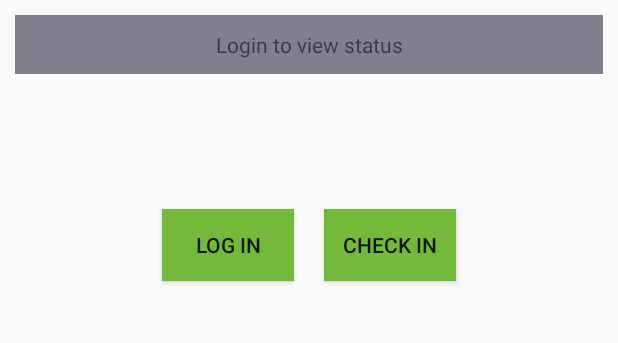
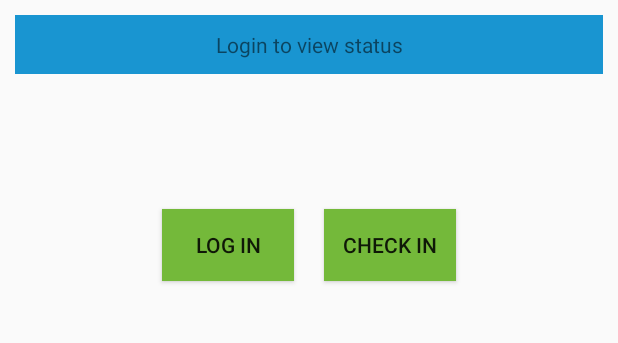
Before and after one commit to visaals/patientce, an Android app: the screen it shows after launch (MainActivity), on a phone screen of 412 x 824 dp, the part 143-486 px from its top. Run offline under Robolectric (Android 15) with nearby library versions, the phone set to English and light mode, and no system bars; our stand-ins replace Firebase (no records; nobody signed in at launch, a user with empty details on screens opened directly).

Commit message:
modified:   app/src/main/java/spalsa/patientcare/MainActivity.java 	modified:   app/src/main/res/menu/menu_main.xml

```diff
--- a/app/src/main/java/spalsa/patientcare/MainActivity.java
+++ b/app/src/main/java/spalsa/patientcare/MainActivity.java
@@ -45,6 +45,14 @@ public class MainActivity extends AppCompatActivity {
             }
         });
 
+        Button checkinButton = findViewById(R.id.login);
+        loginButton.setOnClickListener(new View.OnClickListener() {
+            @Override
+            public void onClick(View view) {
+                checkin();
+            }
+        });
+
         loggedIn = false;
         setText("");
         statusBar();
@@ -65,7 +73,7 @@ public class MainActivity extends AppCompatActivity {
         int id = item.getItemId();
 
         //noinspection SimplifiableIfStatement
-        if (id == R.id.action_settings) {
+        if (id == R.id.help) {
             return true;
         }
 
@@ -120,6 +128,7 @@ public class MainActivity extends AppCompatActivity {
                 // This method is called once with the initial value and again
                 // whenever data at this location is updated.
                 try {
+                    if(patientString.equals("")) throw new Exception();
                     patient = dataSnapshot.child(patientString).getValue(Patient.class);
                     String value = patient.toString();
                     setText(patientString);
@@ -150,20 +159,24 @@ public class MainActivity extends AppCompatActivity {
             long delay = patient.delay();
             if(delay == 0) {
                 statusBar.setText("Your appointment is scheduled for " + patient.stringSchedStart24());
-                statusBar.setBackgroundColor(R.color.colorPrimary);
+                statusBar.setBackgroundResource(R.color.colorPrimary);
             }
             else if(delay > 0) {
                 statusBar.setText("Your " + patient.stringSchedStart24() + " running " + String.valueOf(delay) + " minutes behind");
-                statusBar.setBackgroundColor(R.color.colorAccent);
+                statusBar.setBackgroundResource(R.color.colorAccent);
             }
             else {
-                statusBar.setText("Your " + patient.stringSchedStart24() + " is availible " + String.valueOf(delay) + " minutes early");
-                statusBar.setBackgroundColor(R.color.colorPrimaryDark);
+                statusBar.setText("Your " + patient.stringSchedStart24() + " is available " + String.valueOf(delay) + " minutes early");
+                statusBar.setBackgroundResource(R.color.colorPrimaryDark);
             }
         }
         else {
             statusBar.setText("Login to view status");
-            statusBar.setBackgroundColor(R.color.colorPrimary);
+            statusBar.setBackgroundResource(R.color.colorPrimary);
         }
     }
+
+    public void checkIn() {
+
+    }
 }
--- a/app/src/main/res/menu/menu_main.xml
+++ b/app/src/main/res/menu/menu_main.xml
@@ -3,8 +3,8 @@
     xmlns:tools="http://schemas.android.com/tools"
     tools:context="spalsa.patientcare.MainActivity">
     <item
-        android:id="@+id/action_settings"
+        android:id="@+id/help"
         android:orderInCategory="100"
-        android:title="@string/action_settings"
+        android:title="Help"
         app:showAsAction="never" />
 </menu>
```
